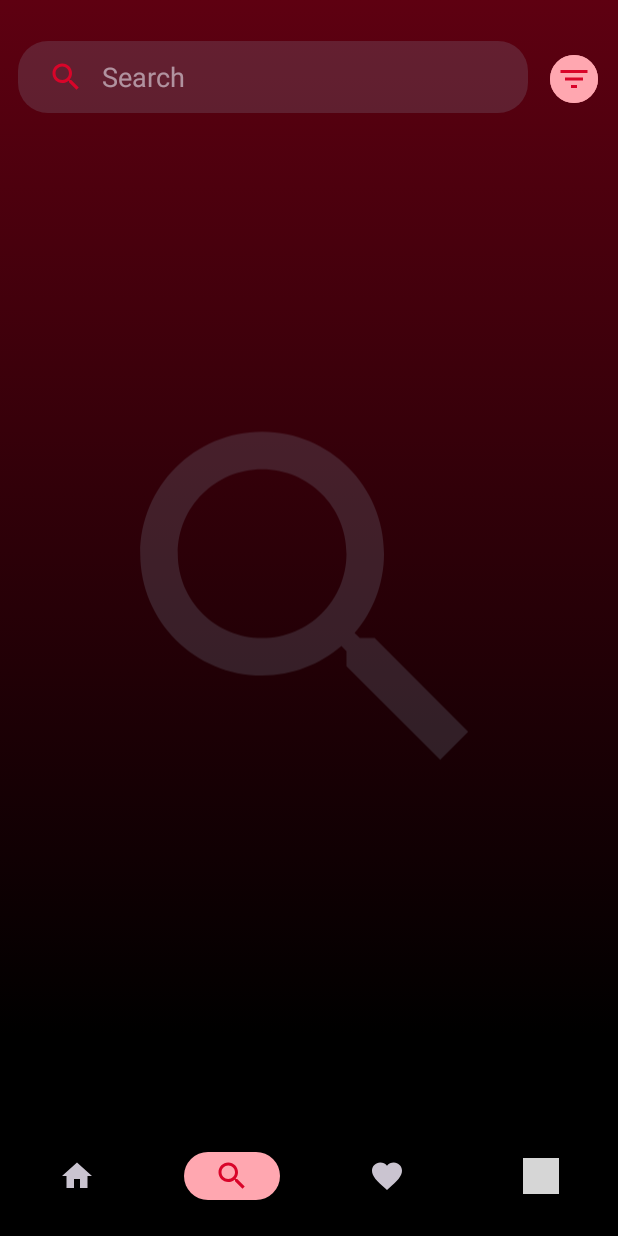
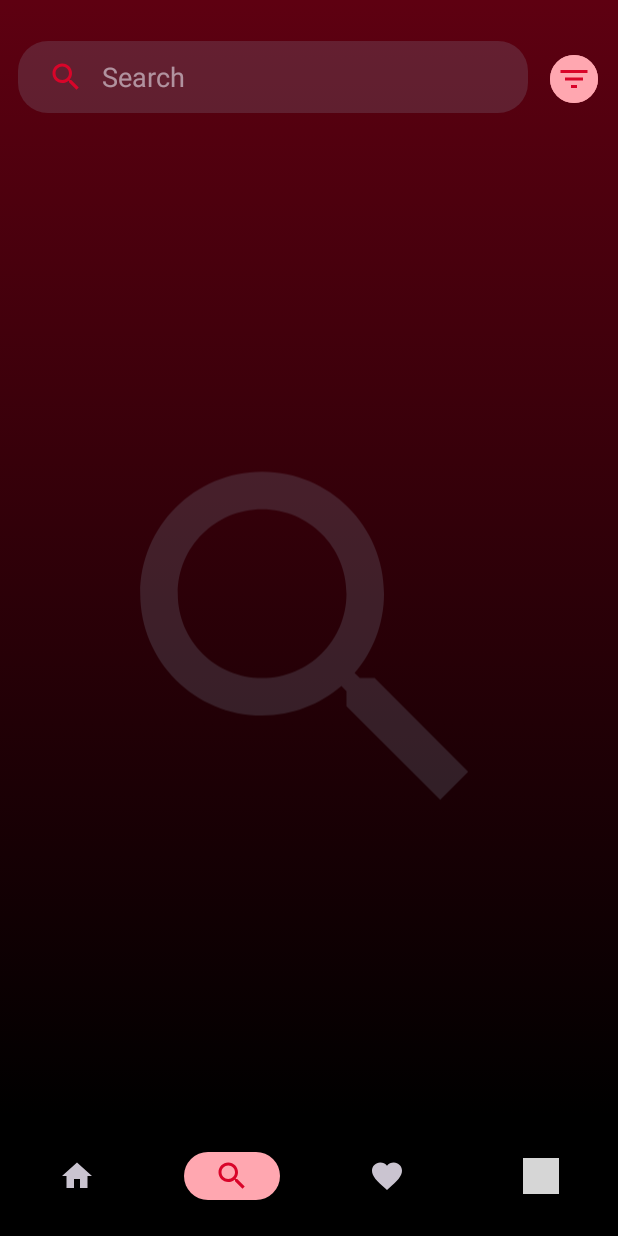
Before and after one commit to LeoRc01/GameBased, an Android app: the screen it shows after launch once a user with an empty profile is signed in (MainActivity), item 2 of the bottom bar chosen, on a phone screen of 412 x 824 dp. Run offline under Robolectric (Android 15) with nearby library versions, the light colour scheme and no system bars; our stand-ins replace Firebase (no records; nobody signed in at launch, a user with empty details on screens opened directly), Picasso, Room's generated code, Shimmer, data binding and 1 more; libraries missing offline, so code that uses them is left out: com.api.igdb, com.mayakapps.lrucache; pictures from the network do not load; 20 statements that could not run were skipped; grey boxes are pictures that could not be loaded.

Commit message:
fix keyboard

```diff
--- a/app/src/main/java/com/cip/cipstudio/view/MainActivity.kt
+++ b/app/src/main/java/com/cip/cipstudio/view/MainActivity.kt
@@ -32,14 +32,20 @@ class MainActivity : AppCompatActivity() {
     lateinit var root : View
     lateinit var containerView: FragmentContainerView
     private val TAG = "MainActivity"
+    private var bottomMargin = 0
     private val keyboardLayoutListener = ViewTreeObserver.OnGlobalLayoutListener {
         val heightDiff = (root.rootView.height - root.height) * 100 / root.rootView.height
         if (heightDiff > 15) { // if more than 100 pixels, its probably a keyboard...
             bottomNavigationView.visibility = View.GONE
+            if (bottomMargin == 0)
+                bottomMargin = (containerView.layoutParams as MarginLayoutParams).bottomMargin
             (containerView.layoutParams as MarginLayoutParams).bottomMargin = 0
         } else {
+            if (bottomMargin == 0)
+                bottomMargin = (containerView.layoutParams as MarginLayoutParams).bottomMargin
             bottomNavigationView.visibility = View.VISIBLE
-            (containerView.layoutParams as MarginLayoutParams).bottomMargin = 200
+            (containerView.layoutParams as MarginLayoutParams).bottomMargin = bottomMargin
+
         }
     }
 
```
